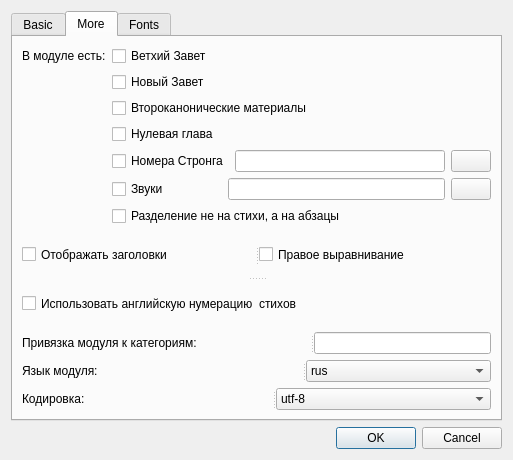
Before: the Qt Designer form src/dialogs/projectproperty/projectproperty.ui in axsapronov/bQella, drawn with Qt 5.
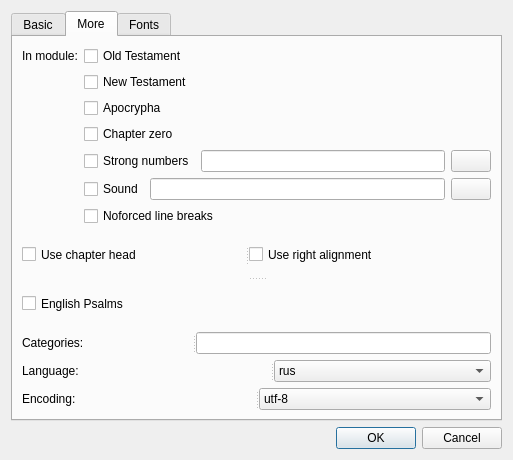
After: the same form once the commit is applied. The open tabs and pages were chosen to show the change.

```diff
--- a/src/dialogs/projectproperty/projectproperty.ui
+++ b/src/dialogs/projectproperty/projectproperty.ui
@@ -130,35 +130,35 @@
          <item row="0" column="0">
           <widget class="QLabel" name="label">
            <property name="text">
-            <string>В модуле есть:</string>
+            <string>In module:</string>
            </property>
           </widget>
          </item>
          <item row="0" column="1">
           <widget class="QCheckBox" name="cbOldTestament">
            <property name="text">
-            <string>Ветхий Завет</string>
+            <string>Old Testament</string>
            </property>
           </widget>
          </item>
          <item row="1" column="1">
           <widget class="QCheckBox" name="cbNewTestament">
            <property name="text">
-            <string>Новый Завет</string>
+            <string>New Testament</string>
            </property>
           </widget>
          </item>
          <item row="2" column="1">
           <widget class="QCheckBox" name="cbApocrypha">
            <property name="text">
-            <string>Второканонические материалы</string>
+            <string>Apocrypha</string>
            </property>
           </widget>
          </item>
          <item row="3" column="1">
           <widget class="QCheckBox" name="cbChapterZero">
            <property name="text">
-            <string>Нулевая глава</string>
+            <string>Chapter zero</string>
            </property>
           </widget>
          </item>
@@ -170,7 +170,7 @@
               <enum>Qt::LeftToRight</enum>
              </property>
              <property name="text">
-              <string>Номера Стронга</string>
+              <string>Strong numbers</string>
              </property>
             </widget>
            </item>
@@ -195,7 +195,7 @@
            <item>
             <widget class="QCheckBox" name="checkBoxSound">
              <property name="text">
-              <string>Звуки                </string>
+              <string>Sound</string>
              </property>
             </widget>
            </item>
@@ -218,7 +218,7 @@
          <item row="6" column="1">
           <widget class="QCheckBox" name="cbNoForcedLineBreaks">
            <property name="text">
-            <string>Разделение не на стихи, а на абзацы</string>
+            <string>Noforced line breaks</string>
            </property>
           </widget>
          </item>
@@ -240,12 +240,12 @@
               <enum>Qt::LeftToRight</enum>
              </property>
              <property name="text">
-              <string>Отображать заголовки</string>
+              <string>Use chapter head</string>
              </property>
             </widget>
             <widget class="QCheckBox" name="cbUseRightAlignment">
              <property name="text">
-              <string>Правое выравнивание</string>
+              <string>Use right alignment</string>
              </property>
             </widget>
            </widget>
@@ -254,7 +254,7 @@
              <enum>Qt::LeftToRight</enum>
             </property>
             <property name="text">
-             <string>Использовать английскую нумерацию  стихов</string>
+             <string>English Psalms</string>
             </property>
            </widget>
           </widget>
@@ -266,7 +266,7 @@
            </property>
            <widget class="QLabel" name="label_10">
             <property name="text">
-             <string>Привязка модуля к категориям:</string>
+             <string>Categories:</string>
             </property>
            </widget>
            <widget class="QLineEdit" name="lECategories"/>
@@ -279,7 +279,7 @@
            </property>
            <widget class="QLabel" name="label_3">
             <property name="text">
-             <string>Язык модуля:</string>
+             <string>Language:</string>
             </property>
            </widget>
            <widget class="QComboBox" name="comBLanguage">
@@ -308,7 +308,7 @@
            </property>
            <widget class="QLabel" name="label_12">
             <property name="text">
-             <string>Кодировка:</string>
+             <string>Encoding:</string>
             </property>
            </widget>
            <widget class="QComboBox" name="comBEncoding">
```
Left out of the diff: 10 changed lines with no effect on the pictures.
